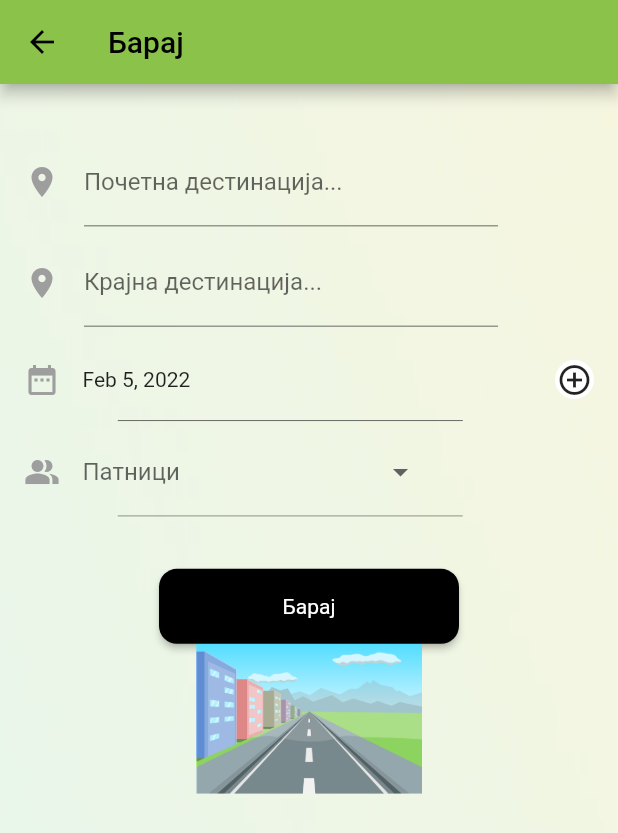
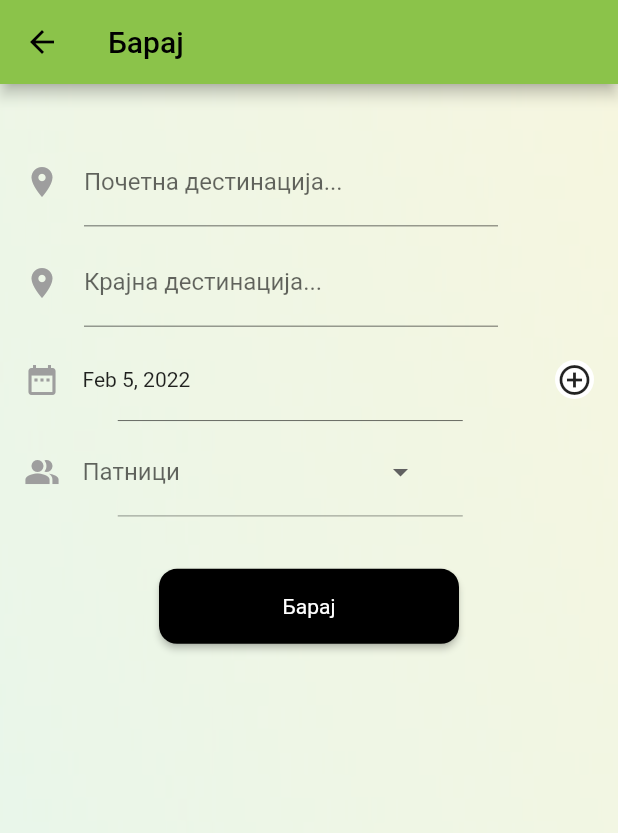
Before and after one commit to david-todorov-student/mis-patuvajMk, a Flutter app: the NewScreen screen opened directly, on a phone screen of 412 x 824 dp. Shown: the top 833 px of the screen. Run offline on Flutter 3.47's test engine with Material 2 defaults, Android fonts, the phone set to English and light mode, and no system bars; our stand-ins replace syncfusion_flutter_datepicker.

Commit message:
Adding changes

```diff
--- a/patuvaj_mk/lib/baraj.dart
+++ b/patuvaj_mk/lib/baraj.dart
@@ -5,7 +5,7 @@ import 'dart:async';
 import 'package:intl/intl.dart';
 
 void main() {
-  runApp(const MaterialApp(
+  runApp(MaterialApp(
     debugShowCheckedModeBanner: false,
     home: NewScreen(),
   ));
@@ -25,19 +25,10 @@ class Item {
 }
 
 class NewScreen extends StatefulWidget {
-  const NewScreen({Key? key}) : super(key: key);
-
-  @override
   State createState() => NewScreenState();
 }
 
 class NewScreenState extends State<NewScreen> {
-  List<Person> persons = [
-    Person(name: 'Bill Will', profileImg: 'img/pic-1.png', bio: "Software Developer"),
-    Person(name: 'Andy Smith', profileImg: 'img/pic-2.png', bio: "UI Designer"),
-    Person(name: 'Creepy Story', profileImg: 'img/pic-3.png', bio: "Software Tester")
-  ];
-
   Item? selectedUser;
 
   List<Item> users = <Item>[
@@ -46,35 +37,36 @@ class NewScreenState extends State<NewScreen> {
     const Item('3'),
     const Item('4'),
   ];
-  String? _selectedColor;
 
   DateTime selectedDate = DateTime.now();
 
   Future<void> _selectDate(BuildContext context) async {
     DateTime? picked = await showDatePicker(context: context, initialDate: selectedDate, firstDate: DateTime(2015, 8), lastDate: DateTime(2101));
-    if (picked != null && picked != selectedDate) {
+    if (picked != null && picked != selectedDate)
       setState(() {
         selectedDate = picked;
       });
-    }
   }
+
+  TextEditingController startTextEditingController = TextEditingController();
+  TextEditingController endTextEditingController = TextEditingController();
 
   @override
   Widget build(BuildContext context) {
-    return Scaffold(
-      appBar: AppBar(title: const Text('Барај')),
+    return new Scaffold(
+      appBar: AppBar(title: Text('Барај')),
       body: Container(
-        decoration: BoxDecoration(
-          image: DecorationImage(
-            image: const AssetImage("assets/bb.jpg"),
-            colorFilter: ColorFilter.mode(Colors.black.withOpacity(0.3), BlendMode.dstATop),
+        decoration: new BoxDecoration(
+          image: new DecorationImage(
+            image: new AssetImage("assets/bb.jpg"),
+            colorFilter: new ColorFilter.mode(Colors.black.withOpacity(0.3), BlendMode.dstATop),
             fit: BoxFit.cover,
           ),
         ),
         child:
             // Row(
             //   children: <Widget>[
-            Form(
+            new Form(
           child: Padding(
             padding: const EdgeInsets.all(16.0),
             child: Column(
@@ -89,13 +81,15 @@ class NewScreenState extends State<NewScreen> {
                 //     ),
                 //   ),),
                 // ),
-                const SizedBox(
+                SizedBox(
                   height: 20,
                 ),
                 Padding(
                   padding: const EdgeInsets.fromLTRB(0.0, 0.0, 64.0, 8.0),
-                  child: TextFormField(
-                    decoration: const InputDecoration(
+                  child: TextField(
+                    keyboardType: TextInputType.text,
+                    controller: startTextEditingController,
+                    decoration: InputDecoration(
                       icon: Icon(Icons.location_on, color: Colors.grey),
                       labelText: "Почетна дестинација...",
                     ),
@@ -103,8 +97,10 @@ class NewScreenState extends State<NewScreen> {
                 ),
                 Padding(
                   padding: const EdgeInsets.fromLTRB(0.0, 0.0, 64.0, 8.0),
-                  child: TextFormField(
-                    decoration: const InputDecoration(
+                  child: TextField(
+                    keyboardType: TextInputType.text,
+                    controller: endTextEditingController,
+                    decoration: InputDecoration(
                       icon: Icon(Icons.location_on, color: Colors.grey),
                       labelText: "Крајна дестинација...",
                     ),
@@ -123,15 +119,15 @@ class NewScreenState extends State<NewScreen> {
                         // ),
                         child: Row(
                           children: <Widget>[
-                            const Icon(
+                            Icon(
                               Icons.date_range,
                               color: Colors.grey,
                             ),
-                            const SizedBox(
+                            SizedBox(
                               width: 15,
                             ),
                             Text(
-                              DateFormat.yMMMd().format(selectedDate),
+                              DateFormat.yMMMd().format(this.selectedDate),
                             ),
                           ],
                         ),
@@ -158,7 +154,7 @@ class NewScreenState extends State<NewScreen> {
 
                     // SfDateRangePicker(),
                     SizedBox.fromSize(
-                      size: const Size(26, 26), // button width and height
+                      size: Size(26, 26), // button width and height
                       child: ClipOval(
                         child: Material(
                           color: Colors.white, // button color
@@ -167,7 +163,7 @@ class NewScreenState extends State<NewScreen> {
                             onTap: () => _selectDate(context), // button pressed
                             child: Column(
                               mainAxisAlignment: MainAxisAlignment.center,
-                              children: const <Widget>[
+                              children: <Widget>[
                                 Icon(Icons.add_circle_outline), // icon
                               ],
                             ),
@@ -212,37 +208,41 @@ class NewScreenState extends State<NewScreen> {
                 //     ),
                 //   ),
                 // ),
+                //ovdeeeeeeee
+
                 Container(
                   padding: const EdgeInsets.fromLTRB(0.0, 10.0, 64.0, 5.0),
                   child: Row(
                     children: <Widget>[
-                      const Icon(
+                      Icon(
                         Icons.people_alt,
                         color: Colors.grey,
                       ),
-                      const SizedBox(
+                      SizedBox(
                         width: 15,
                       ),
+                      //  ov de
+
                       DropdownButton<Item>(
                         underline: Container(
                           height: 2,
                         ),
-                        hint: const Text("Патници"),
+                        hint: Text("Патници"),
                         value: selectedUser,
                         onChanged: (Item? Value) {
                           setState(() {
                             selectedUser = Value;
                           });
                         },
-                        items: users.map((Item user) {
+                        items: users.map((Item? user) {
                           return DropdownMenuItem<Item>(
                             value: user,
                             child: Container(
                               width: 200, // Container child widget will get this width value
-                              //height: myHeightValue, // C
+                              //height: myHeghtValue, // C
                               alignment: Alignment.centerLeft,
                               child: Text(
-                                user.name,
+                                user!.name,
                                 style: TextStyle(fontSize: 16, color: Colors.grey[600]),
                               ),
                             ),
@@ -274,10 +274,10 @@ class NewScreenState extends State<NewScreen> {
                   color: Colors.black54,
                   height: 0.5,
                 ),
-                const SizedBox(
+                SizedBox(
                   height: 35,
                 ),
-                SizedBox(
+                new SizedBox(
                   width: 200.0,
                   height: 50.0,
                   child: ElevatedButton(
@@ -286,7 +286,22 @@ class NewScreenState extends State<NewScreen> {
                       style: TextStyle(color: Colors.white),
                     ),
                     onPressed: () {
-                      Navigator.of(context).push(MaterialPageRoute(builder: (context) => const CardScreen()));
+                      if (selectedUser == null || startTextEditingController.text.isEmpty || endTextEditingController.text.isEmpty) {
+                        showDialog<String>(
+                          context: context,
+                          builder: (BuildContext context) => AlertDialog(
+                            content: const Text('Сите полиња се задолжителни'),
+                            actions: <Widget>[
+                              TextButton(
+                                onPressed: () => Navigator.pop(context, 'OK'),
+                                child: const Text('OK'),
+                              ),
+                            ],
+                          ),
+                        );
+                      } else {
+                        Navigator.of(context).push(MaterialPageRoute(builder: (context) => CardScreen(brPatnici: selectedUser!.name.toString(), selectedDat: DateFormat.yMMMd().format(this.selectedDate).toString())));
+                      }
                     },
                     style: ElevatedButton.styleFrom(
                       primary: Colors.black,
@@ -296,11 +311,6 @@ class NewScreenState extends State<NewScreen> {
                       ),
                     ),
                   ),
-                ),
-                Image.asset(
-                  "assets/1.png",
-                  height: 100.0,
-                  fit: BoxFit.cover,
                 ),
               ],
             ),
@@ -314,78 +324,3 @@ class NewScreenState extends State<NewScreen> {
     );
   }
 }
-
-// class MyHome extends StatefulWidget {
-//   @override
-//   _MyHomeState createState() => _MyHomeState();
-// }
-
-// class _MyHomeState extends State<MyHome> {
-//   List<Person> persons = [
-//     Person(name: 'Bill Will', profileImg: 'img/pic-1.png', bio: "Software Developer"),
-//     Person(name: 'Andy Smith', profileImg: 'img/pic-2.png', bio: "UI Designer"),
-//     Person(name: 'Creepy Story', profileImg: 'img/pic-3.png', bio: "Software Tester")
-//   ];
-
-//   Widget personDetailCard(Person) {
-//     return Padding(
-//       padding: const EdgeInsets.all(10.0),
-//       child: Card(
-//         color: Colors.grey[800],
-//         child: Padding(
-//           padding: const EdgeInsets.all(8.0),
-//           child: Row(
-//             children: <Widget>[
-//               Padding(
-//                 padding: const EdgeInsets.all(8.0),
-//                 child: Container(width: 50.0, height: 50.0, decoration: new BoxDecoration(shape: BoxShape.circle, image: new DecorationImage(fit: BoxFit.cover, image: AssetImage(Person.profileImg)))),
-//               ),
-//               Column(
-//                 crossAxisAlignment: CrossAxisAlignment.start,
-//                 children: <Widget>[
-//                   Text(
-//                     Person.name,
-//                     style: TextStyle(color: Colors.white, fontSize: 18),
-//                   ),
-//                   Text(
-//                     Person.bio,
-//                     style: TextStyle(color: Colors.white, fontSize: 12),
-//                   )
-//                 ],
-//               )
-//             ],
-//           ),
-//         ),
-//       ),
-//     );
-//   }
-
-//   @override
-//   Widget build(BuildContext context) {
-//     return Scaffold(
-//       backgroundColor: Colors.grey[900],
-//       body: Padding(
-//         padding: const EdgeInsets.fromLTRB(10, 50, 10, 10),
-//         child: Column(
-//           children: <Widget>[
-//             Row(
-//               mainAxisAlignment: MainAxisAlignment.spaceBetween,
-//               children: <Widget>[
-//                 Icon(Icons.menu, size: 35, color: Colors.white),
-//                 Text(
-//                   'Notifications',
-//                   style: TextStyle(color: Colors.white, fontSize: 25),
-//                 ),
-//                 Icon(Icons.notifications_none, size: 35, color: Colors.white)
-//               ],
-//             ),
-//             Column(
-//                 children: persons.map((p) {
-//               return personDetailCard(p);
-//             }).toList())
-//           ],
-//         ),
-//       ),
-//     );
-//   }
-// }
```
